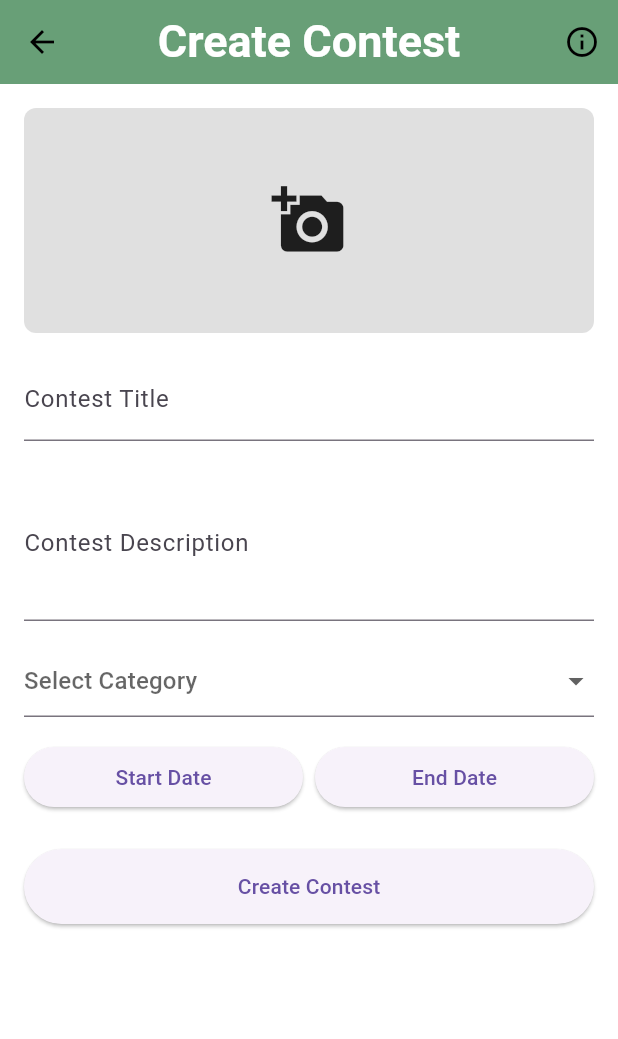
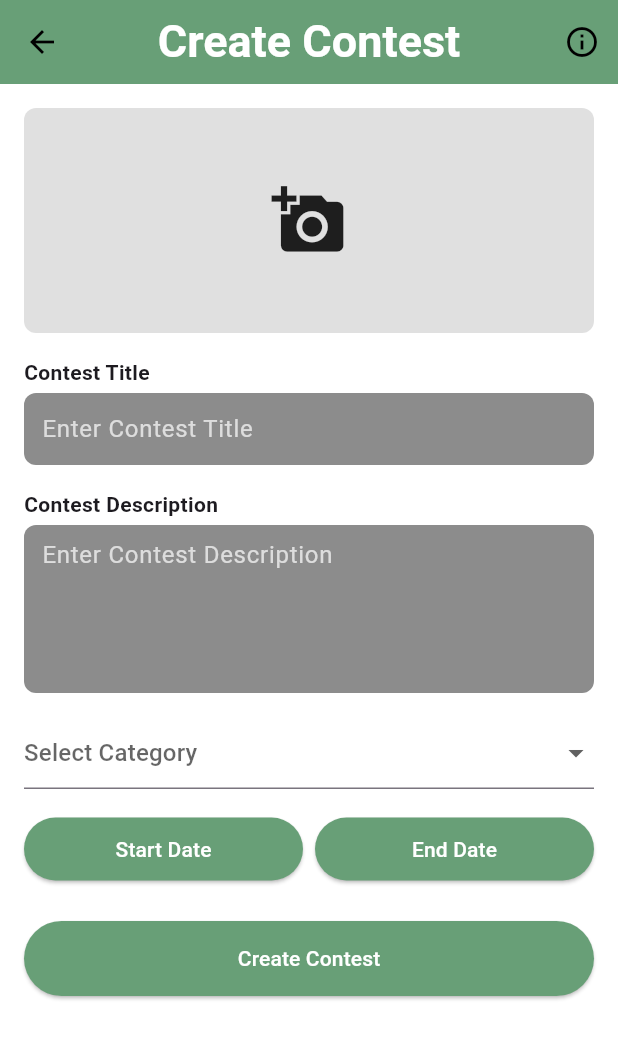
Before and after one commit to zhzhhyzh/velora-flutter, a Flutter app: the CreateContestPage screen opened directly, after a tap on the "add a photo" icon, on a phone screen of 412 x 824 dp. Shown: the top 1039 px of the screen. Run offline on Flutter 3.47's test engine with Material 3 defaults, Android fonts, the phone set to English and light mode, and no system bars; our stand-ins replace cached_network_image, cloud_firestore, curved_navigation_bar, file_picker, firebase_auth, firebase_core and 5 more; missing offline and left inert: file_selector, panorama_viewer; accounts and stored records are empty.

Commit message:
Update create_contest.dart

```diff
--- a/lib/Contest/create_contest.dart
+++ b/lib/Contest/create_contest.dart
@@ -1,19 +1,20 @@
+import 'dart:convert';
 import 'dart:io';
-import 'dart:convert';
 import 'package:cloud_firestore/cloud_firestore.dart';
 import 'package:firebase_auth/firebase_auth.dart';
-import 'package:file_picker/file_picker.dart';
 import 'package:flutter/material.dart';
+import 'package:image_cropper/image_cropper.dart';
+import 'package:image_picker/image_picker.dart';
 import 'package:intl/intl.dart';
 import '../models/contest.dart';
 import '../Services/local_database.dart';
 import '../Widgets/the_app_bar.dart';
 
 class CreateContestPage extends StatefulWidget {
-  const CreateContestPage({super.key});
+  const CreateContestPage({Key? key}) : super(key: key);
 
   @override
-  State<CreateContestPage> createState() => _CreateContestPageState();
+  _CreateContestPageState createState() => _CreateContestPageState();
 }
 
 class _CreateContestPageState extends State<CreateContestPage> {
@@ -23,7 +24,6 @@ class _CreateContestPageState extends State<CreateContestPage> {
   String? _selectedCategory;
   DateTime? _startDate;
   DateTime? _endDate;
-  File? _coverImageFile;
   String? _base64CoverImage;
   bool _isUploading = false;
 
@@ -33,15 +33,69 @@ class _CreateContestPageState extends State<CreateContestPage> {
     'Logo Design', 'Animation Design'
   ];
 
-  Future<void> _pickImage() async {
-    final result = await FilePicker.platform.pickFiles(type: FileType.image);
-    if (result != null && result.files.single.path != null) {
-      final file = File(result.files.single.path!);
-      final bytes = await file.readAsBytes();
+  Future<void> _pickAndCropImage() async {
+    final ImagePicker picker = ImagePicker();
+    final XFile? pickedFile = await picker.pickImage(source: ImageSource.gallery);
+    if (pickedFile == null) return;
+
+    final croppedFile = await ImageCropper().cropImage(
+      sourcePath: pickedFile.path,
+      uiSettings: [
+        AndroidUiSettings(toolbarTitle: 'Crop Image', lockAspectRatio: false),
+        IOSUiSettings(title: 'Crop Image'),
+      ],
+    );
+
+    if (croppedFile == null) return;
+
+    final bytes = await File(croppedFile.path).readAsBytes();
     setState(() {
-        _coverImageFile = file;
       _base64CoverImage = base64Encode(bytes);
     });
+  }
+
+  Future<void> _createContest() async {
+    if (!_formKey.currentState!.validate() ||
+        _base64CoverImage == null ||
+        _startDate == null ||
+        _endDate == null ||
+        _selectedCategory == null) {
+      ScaffoldMessenger.of(context).showSnackBar(
+        const SnackBar(content: Text('Please complete all fields.')),
+      );
+      return;
+    }
+
+    setState(() => _isUploading = true);
+
+    try {
+      final user = FirebaseAuth.instance.currentUser;
+      if (user == null) throw 'User not logged in';
+
+      final id = FirebaseFirestore.instance.collection('contests').doc().id;
+
+      final contest = Contest(
+        id: id,
+        title: _titleController.text.trim(),
+        description: _descriptionController.text.trim(),
+        category: _selectedCategory!,
+        startDate: _startDate!,
+        endDate: _endDate!,
+        coverImagePath: _base64CoverImage!,
+        createdBy: user.email!,
+        createdAt: DateTime.now(),
+        isActive: true,
+      );
+
+      await FirebaseFirestore.instance.collection('contests').doc(id).set(contest.toMap());
+      await LocalDatabase.insertContest(contest);
+
+      ScaffoldMessenger.of(context).showSnackBar(const SnackBar(content: Text('Contest created successfully!')));
+      Navigator.pop(context);
+    } catch (e) {
+      ScaffoldMessenger.of(context).showSnackBar(SnackBar(content: Text('Failed to create contest: $e')));
+    } finally {
+      setState(() => _isUploading = false);
     }
   }
 
@@ -73,52 +127,6 @@ class _CreateContestPageState extends State<CreateContestPage> {
     }
   }
 
-  Future<void> _createContest() async {
-    if (!_formKey.currentState!.validate() || _base64CoverImage == null || _startDate == null || _endDate == null || _selectedCategory == null) {
-      ScaffoldMessenger.of(context).showSnackBar(const SnackBar(content: Text('Please complete all fields.')));
-      return;
-    }
-
-    setState(() => _isUploading = true);
-
-    try {
-      final user = FirebaseAuth.instance.currentUser;
-      if (user == null) throw 'User not logged in';
-
-      final id = FirebaseFirestore.instance.collection('contests').doc().id;
-      final now = DateTime.now();
-      final contest = Contest(
-        id: id,
-        title: _titleController.text.trim(),
-        description: _descriptionController.text.trim(),
-        category: _selectedCategory!,
-        startDate: _startDate!,
-        endDate: _endDate!,
-        coverImagePath: _base64CoverImage!, // storing base64 string
-        createdBy: user.email!,
-        createdAt: now,
-        isActive: true,
-      );
-
-      await FirebaseFirestore.instance.collection('contests').doc(id).set(contest.toMap());
-      await LocalDatabase.insertContest(contest);
-
-      ScaffoldMessenger.of(context).showSnackBar(const SnackBar(content: Text('Contest created successfully!')));
-      Navigator.pop(context);
-    } catch (e) {
-      ScaffoldMessenger.of(context).showSnackBar(SnackBar(content: Text('Failed to create contest: $e')));
-    } finally {
-      setState(() => _isUploading = false);
-    }
-  }
-
-  @override
-  void dispose() {
-    _titleController.dispose();
-    _descriptionController.dispose();
-    super.dispose();
-  }
-
   @override
   Widget build(BuildContext context) {
     return Scaffold(
@@ -133,7 +141,7 @@ class _CreateContestPageState extends State<CreateContestPage> {
           child: Column(
             children: [
               GestureDetector(
-                onTap: _pickImage,
+                onTap: _pickAndCropImage,
                 child: Container(
                   height: 150,
                   width: double.infinity,
@@ -141,23 +149,62 @@ class _CreateContestPageState extends State<CreateContestPage> {
                     color: Colors.grey[300],
                     borderRadius: BorderRadius.circular(8),
                   ),
-                  child: _coverImageFile != null
-                      ? Image.file(_coverImageFile!, fit: BoxFit.cover)
+                  child: _base64CoverImage != null
+                      ? Image.memory(base64Decode(_base64CoverImage!), fit: BoxFit.cover)
                       : const Icon(Icons.add_a_photo, size: 50),
                 ),
               ),
               const SizedBox(height: 16),
-              TextFormField(
+              Column(
+                crossAxisAlignment: CrossAxisAlignment.start,
+                children: [
+                  const Text("Contest Title", style: TextStyle(fontWeight: FontWeight.bold)),
+                  const SizedBox(height: 4),
+                  Container(
+                    decoration: BoxDecoration(
+                      color: Colors.black45,
+                      borderRadius: BorderRadius.circular(8),
+                    ),
+                    padding: const EdgeInsets.symmetric(horizontal: 12),
+                    child: TextFormField(
                       controller: _titleController,
-                decoration: const InputDecoration(labelText: 'Contest Title'),
+                      maxLines: 1,
+                      style: const TextStyle(color: Colors.white),
+                      decoration: const InputDecoration(
+                        hintText: 'Enter Contest Title',
+                        border: InputBorder.none,
+                        hintStyle: TextStyle(color: Colors.white70),
+                      ),
                       validator: (value) => value == null || value.isEmpty ? 'Required' : null,
                     ),
+                  ),
+                ],
+              ),
               const SizedBox(height: 16),
-              TextFormField(
+              Column(
+                crossAxisAlignment: CrossAxisAlignment.start,
+                children: [
+                  const Text("Contest Description", style: TextStyle(fontWeight: FontWeight.bold)),
+                  const SizedBox(height: 4),
+                  Container(
+                    decoration: BoxDecoration(
+                      color: Colors.black45,
+                      borderRadius: BorderRadius.circular(8),
+                    ),
+                    padding: const EdgeInsets.symmetric(horizontal: 12),
+                    child: TextFormField(
                       controller: _descriptionController,
-                decoration: const InputDecoration(labelText: 'Contest Description'),
-                maxLines: 3,
+                      maxLines: 4,
+                      style: const TextStyle(color: Colors.white),
+                      decoration: const InputDecoration(
+                        hintText: 'Enter Contest Description',
+                        border: InputBorder.none,
+                        hintStyle: TextStyle(color: Colors.white70),
+                      ),
                       validator: (value) => value == null || value.isEmpty ? 'Required' : null,
+                    ),
+                  ),
+                ],
               ),
               const SizedBox(height: 16),
               DropdownButtonFormField<String>(
@@ -173,14 +220,24 @@ class _CreateContestPageState extends State<CreateContestPage> {
                   Expanded(
                     child: ElevatedButton(
                       onPressed: _pickStartDate,
-                      child: Text(_startDate == null ? 'Start Date' : DateFormat.yMd().format(_startDate!)),
+                      style: ElevatedButton.styleFrom(
+                        backgroundColor: const Color(0xFF689f77),
+                        padding: const EdgeInsets.symmetric(horizontal: 24, vertical: 11),
+                        shape: RoundedRectangleBorder(borderRadius: BorderRadius.circular(32)),
+                      ),
+                      child: Text(_startDate == null ? 'Start Date' : DateFormat.yMd().format(_startDate!), style: TextStyle(color: Colors.white)),
                     ),
                   ),
                   const SizedBox(width: 8),
                   Expanded(
                     child: ElevatedButton(
                       onPressed: _pickEndDate,
-                      child: Text(_endDate == null ? 'End Date' : DateFormat.yMd().format(_endDate!)),
+                      style: ElevatedButton.styleFrom(
+                        backgroundColor: const Color(0xFF689f77),
+                        padding: const EdgeInsets.symmetric(horizontal: 24, vertical: 11),
+                        shape: RoundedRectangleBorder(borderRadius: BorderRadius.circular(32)),
+                      ),
+                      child: Text(_endDate == null ? 'End Date' : DateFormat.yMd().format(_endDate!), style: TextStyle(color: Colors.white)),
                     ),
                   ),
                 ],
@@ -188,8 +245,12 @@ class _CreateContestPageState extends State<CreateContestPage> {
               const SizedBox(height: 24),
               ElevatedButton(
                 onPressed: _createContest,
-                child: const Text('Create Contest'),
-                style: ElevatedButton.styleFrom(minimumSize: const Size.fromHeight(50)),
+
+                child: const Text('Create Contest', style: TextStyle(color: Colors.white)),
+                style: ElevatedButton.styleFrom(
+                    backgroundColor: const Color(0xFF689f77),
+                    minimumSize: const Size.fromHeight(50)
+                ),
               ),
             ],
           ),
```
Lines whose indentation alone changed are shown as unchanged.
